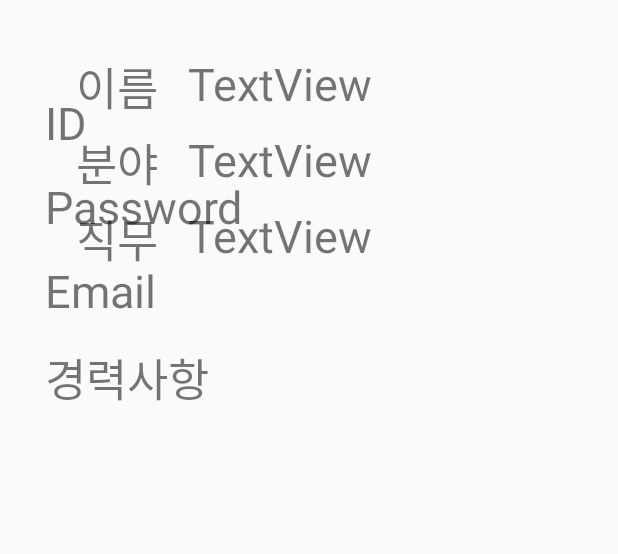
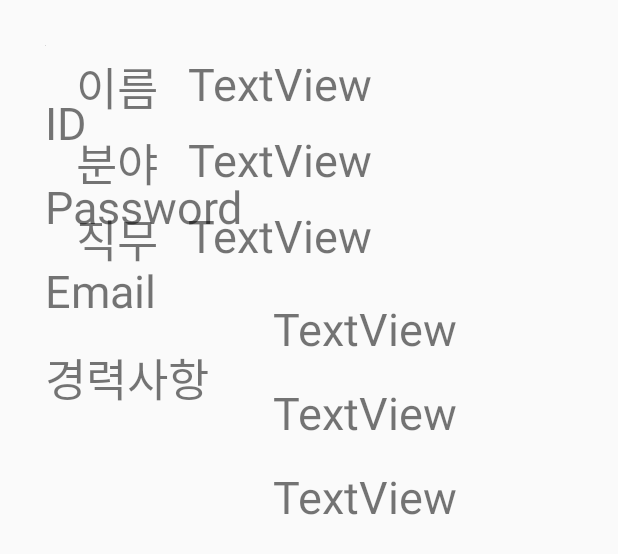
Before and after one commit to msk9912/-AND, an Android app: the layout profile.xml on its own in the app's theme, with its tools: preview values and no code run, on a phone screen of 412 x 824 dp. Shown: the top 554 px of the screen. Run offline under Robolectric (Android 15) with nearby library versions, the phone set to English and light mode, and no system bars.

Commit message:
profile1

```diff
--- a/app/src/main/res/layout/profile.xml
+++ b/app/src/main/res/layout/profile.xml
@@ -65,6 +65,7 @@
         android:layout_width="wrap_content"
         android:layout_height="wrap_content"
         android:layout_below="@id/field"
+        android:layout_marginBottom="6dp"
         android:layout_toRightOf="@id/imageView"
         android:paddingLeft="20dp"
         android:paddingTop="5dp"
@@ -77,6 +78,7 @@
         android:layout_width="wrap_content"
         android:layout_height="wrap_content"
         android:layout_below="@id/field"
+        android:layout_marginBottom="6dp"
         android:layout_toRightOf="@id/name"
         android:paddingLeft="20dp"
         android:paddingTop="5dp"
@@ -93,12 +95,34 @@
         android:textSize="30sp" />
 
     <TextView
+        android:id="@+id/textView4"
+        android:layout_width="wrap_content"
+        android:layout_height="wrap_content"
+        android:layout_below="@id/textView3"
+        android:layout_toRightOf="@id/password"
+        android:paddingLeft="20dp"
+        android:paddingTop="15dp"
+        android:text="TextView"
+        android:textSize="30sp" />
+
+    <TextView
         android:id="@+id/password"
         android:layout_width="wrap_content"
         android:layout_height="wrap_content"
         android:layout_below="@id/id"
         android:paddingTop="15dp"
         android:text="Password"
+        android:textSize="30sp" />
+
+    <TextView
+        android:id="@+id/textView5"
+        android:layout_width="wrap_content"
+        android:layout_height="wrap_content"
+        android:layout_below="@id/textView4"
+        android:layout_toRightOf="@id/password"
+        android:paddingLeft="20dp"
+        android:paddingTop="15dp"
+        android:text="TextView"
         android:textSize="30sp" />
 
     <TextView
@@ -111,6 +135,17 @@
         android:textSize="30sp" />
 
     <TextView
+        android:id="@+id/textView6"
+        android:layout_width="wrap_content"
+        android:layout_height="wrap_content"
+        android:layout_below="@id/textView5"
+        android:layout_toRightOf="@id/password"
+        android:paddingLeft="20dp"
+        android:paddingTop="15dp"
+        android:text="TextView"
+        android:textSize="30sp" />
+
+    <TextView
         android:id="@+id/spec"
         android:layout_width="wrap_content"
         android:layout_height="wrap_content"
```
